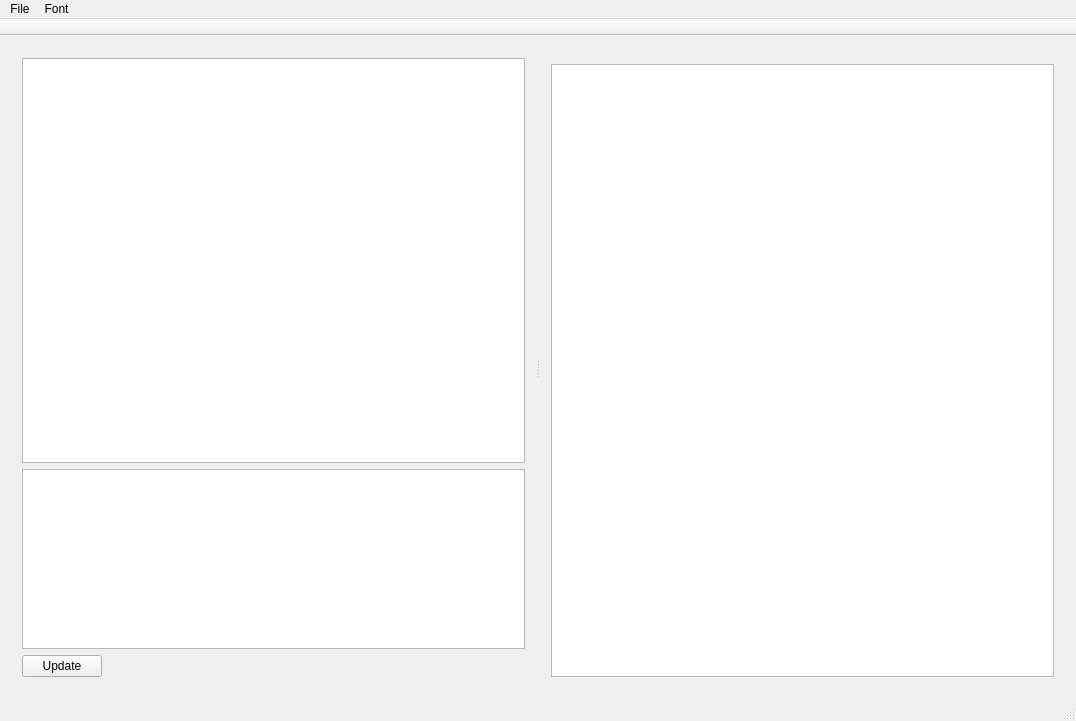
Qt form src/UI/mainwindow.ui (SvRTM/FontConverter) before a commit.
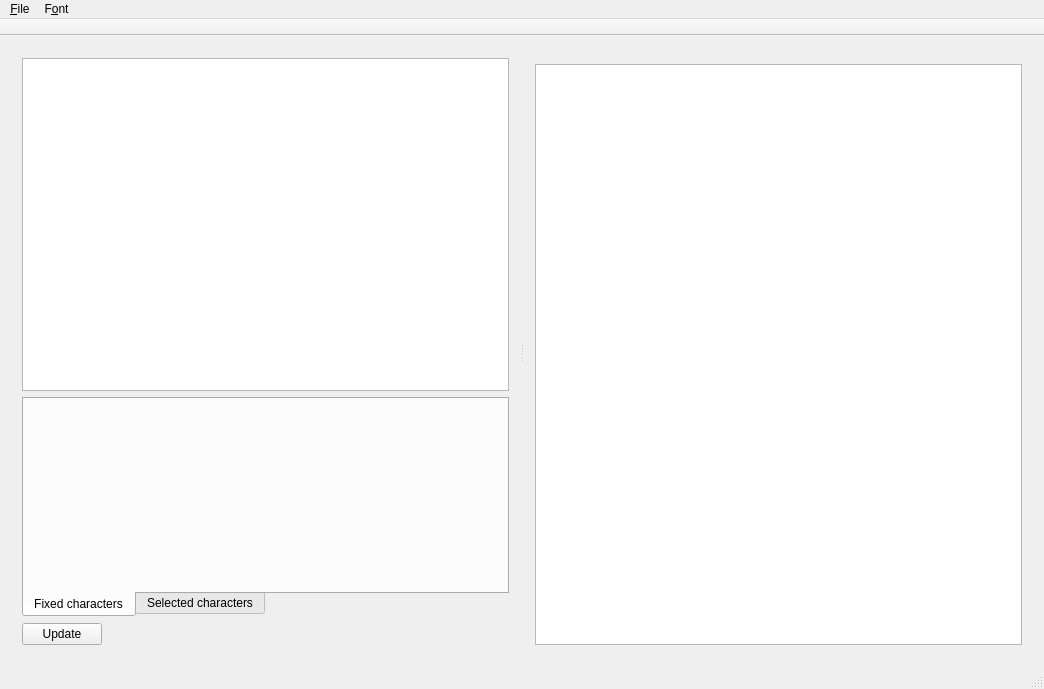
The same form after that commit. Custom widgets are drawn as their Qt base class.

Commit message:
[ New ]     List of characters -----------------------------------------
* Code refactoring.

Patch:
```diff
--- a/src/UI/mainwindow.ui
+++ b/src/UI/mainwindow.ui
@@ -6,8 +6,8 @@
    <rect>
     <x>0</x>
     <y>0</y>
-    <width>1076</width>
-    <height>721</height>
+    <width>1044</width>
+    <height>689</height>
    </rect>
   </property>
   <property name="windowTitle">
@@ -25,10 +25,25 @@
       </property>
       <widget class="QWidget" name="layoutWidget">
        <layout class="QGridLayout" name="gridLayout">
-        <item row="2" column="0">
-         <widget class="QPushButton" name="updateTbl">
-          <property name="text">
-           <string>Update</string>
+        <item row="0" column="0" colspan="2">
+         <widget class="CharacterInfoTableView" name="characterInfoTableView">
+          <property name="editTriggers">
+           <set>QAbstractItemView::NoEditTriggers</set>
+          </property>
+          <property name="alternatingRowColors">
+           <bool>true</bool>
+          </property>
+          <property name="selectionMode">
+           <enum>QAbstractItemView::SingleSelection</enum>
+          </property>
+          <property name="selectionBehavior">
+           <enum>QAbstractItemView::SelectRows</enum>
+          </property>
+          <property name="wordWrap">
+           <bool>false</bool>
+          </property>
+          <property name="cornerButtonEnabled">
+           <bool>false</bool>
           </property>
          </widget>
         </item>
@@ -45,45 +60,40 @@
           </property>
          </spacer>
         </item>
+        <item row="2" column="0">
+         <widget class="QPushButton" name="updateTable">
+          <property name="text">
+           <string>Update</string>
+          </property>
+         </widget>
+        </item>
         <item row="1" column="0" colspan="2">
-         <widget class="QListView" name="listCharacters">
+         <widget class="QTabWidget" name="tabWidget">
           <property name="maximumSize">
            <size>
             <width>16777215</width>
-            <height>180</height>
+            <height>220</height>
            </size>
           </property>
-          <property name="editTriggers">
-           <set>QAbstractItemView::NoEditTriggers</set>
+          <property name="tabPosition">
+           <enum>QTabWidget::South</enum>
           </property>
-          <property name="alternatingRowColors">
-           <bool>true</bool>
+          <property name="tabShape">
+           <enum>QTabWidget::Rounded</enum>
           </property>
-          <property name="selectionMode">
-           <enum>QAbstractItemView::NoSelection</enum>
+          <property name="currentIndex">
+           <number>0</number>
           </property>
-         </widget>
-        </item>
-        <item row="0" column="0" colspan="2">
-         <widget class="SymbolTableView" name="symbolTable">
-          <property name="editTriggers">
-           <set>QAbstractItemView::NoEditTriggers</set>
-          </property>
-          <property name="alternatingRowColors">
-           <bool>true</bool>
-          </property>
-          <property name="selectionMode">
-           <enum>QAbstractItemView::SingleSelection</enum>
-          </property>
-          <property name="selectionBehavior">
-           <enum>QAbstractItemView::SelectRows</enum>
-          </property>
-          <property name="wordWrap">
-           <bool>false</bool>
-          </property>
-          <property name="cornerButtonEnabled">
-           <bool>false</bool>
-          </property>
+          <widget class="FixedCharactersPage" name="fixedCharacters">
+           <attribute name="title">
+            <string>Fixed characters</string>
+           </attribute>
+          </widget>
+          <widget class="SelectedCharactersPage" name="selectedCharacters">
+           <attribute name="title">
+            <string>Selected characters</string>
+           </attribute>
+          </widget>
          </widget>
         </item>
        </layout>
@@ -91,7 +101,7 @@
       <widget class="QWidget" name="layoutWidget_2">
        <layout class="QVBoxLayout" name="verticalLayout_2">
         <item>
-         <widget class="SymbolWidget" name="symbolWidget" native="true"/>
+         <widget class="CharacterPropWidget" name="characterPropWidget" native="true"/>
         </item>
         <item>
          <widget class="QGraphicsView" name="graphicsView">
@@ -120,13 +130,13 @@
     <rect>
      <x>0</x>
      <y>0</y>
-     <width>1076</width>
-     <height>23</height>
+     <width>1044</width>
+     <height>24</height>
     </rect>
    </property>
    <widget class="QMenu" name="menuFile">
     <property name="title">
-     <string>Font</string>
+     <string>F&amp;ont</string>
     </property>
     <addaction name="actionImportFont"/>
     <addaction name="actionExportFontC"/>
@@ -135,7 +145,7 @@
    </widget>
    <widget class="QMenu" name="menuFont">
     <property name="title">
-     <string>File</string>
+     <string>&amp;File</string>
     </property>
     <addaction name="actionExit"/>
    </widget>
@@ -156,12 +166,12 @@
   <widget class="QStatusBar" name="statusBar"/>
   <action name="actionImportFont">
    <property name="text">
-    <string>Import existing system font</string>
+    <string>&amp;Import existing system font</string>
    </property>
   </action>
   <action name="actionExportFontC">
    <property name="text">
-    <string>Export the font as C file</string>
+    <string>&amp;Export the font as C file</string>
    </property>
   </action>
   <action name="actionNoAntialias">
@@ -172,12 +182,12 @@
     <bool>true</bool>
    </property>
    <property name="text">
-    <string>NoAntialias</string>
+    <string>&amp;NoAntialias</string>
    </property>
   </action>
   <action name="actionExit">
    <property name="text">
-    <string>exit</string>
+    <string>&amp;exit</string>
    </property>
    <property name="toolTip">
     <string>Exit</string>
@@ -187,14 +197,26 @@
  <layoutdefault spacing="6" margin="11"/>
  <customwidgets>
   <customwidget>
-   <class>SymbolTableView</class>
+   <class>CharacterPropWidget</class>
+   <extends>QWidget</extends>
+   <header>Widgets/characterPropertyWidget.h</header>
+   <container>1</container>
+  </customwidget>
+  <customwidget>
+   <class>SelectedCharactersPage</class>
+   <extends>QWidget</extends>
+   <header>Widgets/Tab/selectedCharactersPage.h</header>
+   <container>1</container>
+  </customwidget>
+  <customwidget>
+   <class>CharacterInfoTableView</class>
    <extends>QTableView</extends>
-   <header>Widgets/TableView/symboltableview.h</header>
+   <header>Widgets/TableView/characterInfoTableView.h</header>
   </customwidget>
   <customwidget>
-   <class>SymbolWidget</class>
+   <class>FixedCharactersPage</class>
    <extends>QWidget</extends>
-   <header>Widgets/symbolwidget.h</header>
+   <header>Widgets/Tab/fixedCharactersPage.h</header>
    <container>1</container>
   </customwidget>
  </customwidgets>
```
The commit also changes 43 other files.
